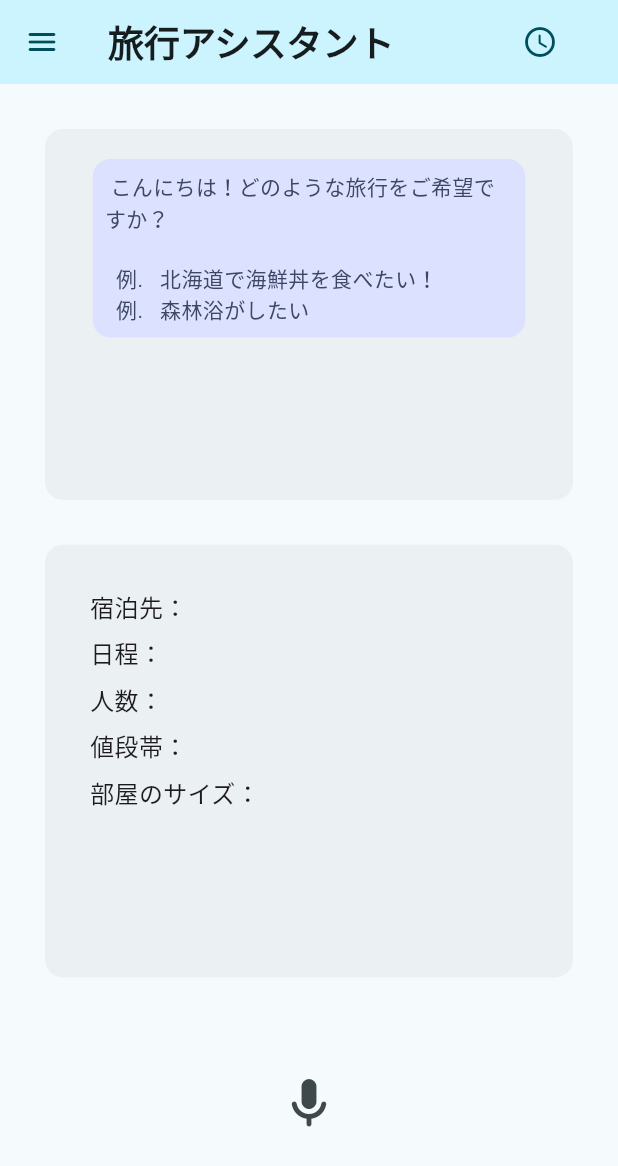
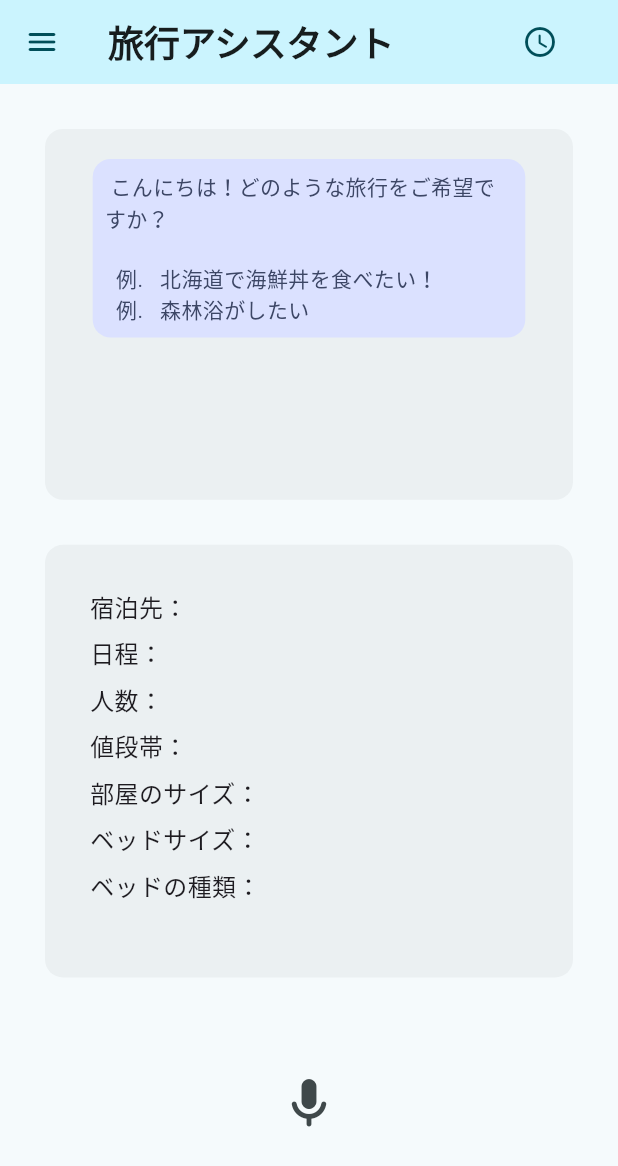
Before and after one commit to aidio-reserve/frontend, a Flutter app: the screen it shows after launch, on a phone screen of 412 x 824 dp. Shown: the top 1166 px of the screen. Run offline on Flutter 3.47's test engine with Material 3 defaults, Android fonts, the phone set to English and light mode, and no system bars; our stand-ins replace audioplayers, cloud_firestore, firebase_auth, firebase_core, flutter_chat_bubble, flutter_dotenv and 7 more; accounts and stored records are empty; network calls fail.

```diff
--- a/lib/data/repositories/chat_repository.dart
+++ b/lib/data/repositories/chat_repository.dart
@@ -1,3 +1,4 @@
+import 'package:aitrip/providers/hotel_option_provider.dart';
 import 'package:aitrip/providers/loading_provider.dart';
 import 'package:aitrip/providers/message_list_provider.dart';
 import 'package:flutter/material.dart';
@@ -44,6 +45,7 @@ class ChatRepository {
         debugPrint('hotelOptionの型: ${hotelOption.runtimeType}');
         debugPrint('サーバーからのレスポンス: $responseMessage'
             'displayHotel: $displayHotel');
+        ref.read(hotelOptionProvider.notifier).updateHotelOption(hotelOption);
         ref
             .read(messageListProvider.notifier)
             .addMessage(responseMessage, false, hotelOption, displayHotel);
--- a/lib/models/Users/Conversations/messages.dart
+++ b/lib/models/Users/Conversations/messages.dart
@@ -25,14 +25,14 @@ class MessageListNotifier extends StateNotifier<List<Message>> {
               displayHotel: 0)
         ]);
 
-  void addMessage(String text, bool isSender, Map<String, dynamic> hotelOption,
+  void addMessage(String text, bool isSender, Map<String, dynamic>? hotelOption,
       int displayHotel) {
     state = [
       ...state,
       Message(
           text: text,
           isSender: isSender,
-          hotelOption: hotelOption,
+          hotelOption: hotelOption ?? <String, dynamic>{},
           displayHotel: displayHotel)
     ];
     debugPrint(
--- a/lib/ui/screens/ai_screen/voice_screen.dart
+++ b/lib/ui/screens/ai_screen/voice_screen.dart
@@ -1,4 +1,5 @@
 import 'package:aitrip/data/repositories/google_text_to_speech_repository.dart';
+import 'package:aitrip/providers/hotel_option_provider.dart';
 import 'package:aitrip/providers/loading_provider.dart';
 import 'package:aitrip/providers/message_list_provider.dart';
 import 'package:aitrip/providers/speech_notifier_provider.dart';
@@ -42,6 +43,7 @@ class VoiceScreenState extends ConsumerState<VoiceScreen> {
     final speechState = ref.watch(speechProvider);
     final messages = ref.watch(messageListProvider);
     final message = (messages.length % 2 == 0) ? null : messages.last;
+    final hotelOption = ref.watch(hotelOptionProvider);
 
     if (message != null &&
         message.text != lastSpokenMessage &&
@@ -80,7 +82,7 @@ class VoiceScreenState extends ConsumerState<VoiceScreen> {
                         switchOutCurve: Curves.easeOut,
                         transitionBuilder:
                             (Widget child, Animation<double> animation) {
-                          // フェードインとスライドインのアニメーションを組み合わせる
+                          //  フェードインとスライドインのアニメーションを組み合わせる
                           return FadeTransition(
                             opacity: animation,
                             child: SlideTransition(
@@ -92,7 +94,7 @@ class VoiceScreenState extends ConsumerState<VoiceScreen> {
                             ),
                           );
                         },
-                        //声を聞き取っている場合、ServerContainerを表示、そうでない場合はUserContainerを表示
+                        //  声を聞き取っている場合、ServerContainerを表示、そうでない場合はUserContainerを表示
                         child: isLoading
                             ? const LoadingContainer()
                             : speechState.isListening
@@ -125,10 +127,11 @@ class VoiceScreenState extends ConsumerState<VoiceScreen> {
                         .withOpacity(0.05),
                     borderRadius: BorderRadius.circular(12.0),
                   ),
-                  child: const Padding(
-                    padding: EdgeInsets.all(30.0),
+                  child: Padding(
+                    padding: const EdgeInsets.all(30.0),
                     child: SingleChildScrollView(
-                      child: Column(
+                      child: hotelOption == null
+                          ? const Column(
                               crossAxisAlignment: CrossAxisAlignment.start,
                               children: [
                                 Text(
@@ -155,16 +158,27 @@ class VoiceScreenState extends ConsumerState<VoiceScreen> {
                                   "部屋のサイズ：",
                                   style: TextStyle(fontSize: 16),
                                 ),
-                          // SizedBox(height: 8),
-                          // Text(
-                          //   "ベッドサイズ：",
-                          //   style: TextStyle(fontSize: 16),
-                          // ),
-                          // SizedBox(height: 8),
-                          // Text(
-                          //   "ベッドの種類：",
-                          //   style: TextStyle(fontSize: 16),
-                          // ),
+                                SizedBox(height: 8),
+                                Text(
+                                  "ベッドサイズ：",
+                                  style: TextStyle(fontSize: 16),
+                                ),
+                                SizedBox(height: 8),
+                                Text(
+                                  "ベッドの種類：",
+                                  style: TextStyle(fontSize: 16),
+                                ),
+                              ],
+                            )
+                          : Column(
+                              crossAxisAlignment: CrossAxisAlignment.start,
+                              children: [
+                                Text('宿泊先: ${hotelOption['hotel_location']}'),
+                                Text(
+                                    '日程: ${hotelOption['checkInDate']} ~ ${hotelOption['checkOutDate']}'),
+                                Text('人数: ${hotelOption['number_of_people']}'),
+                                Text('値段帯: ${hotelOption['price']}'),
+                                Text('部屋のサイズ: ${hotelOption['size_of_room']}'),
                               ],
                             ),
                     ),
```
Also changed, not shown: lib/providers/hotel_option_provider.dart (+21 -7 lines). Lines whose indentation alone changed are shown as unchanged.
